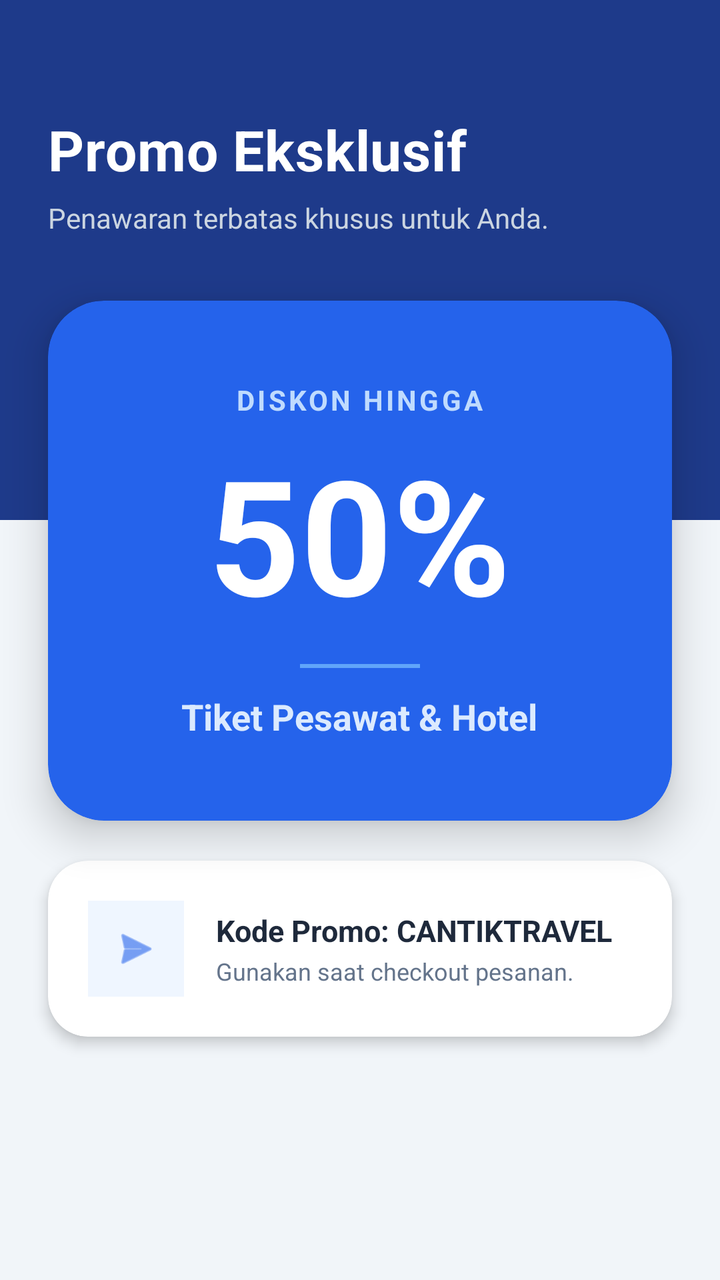
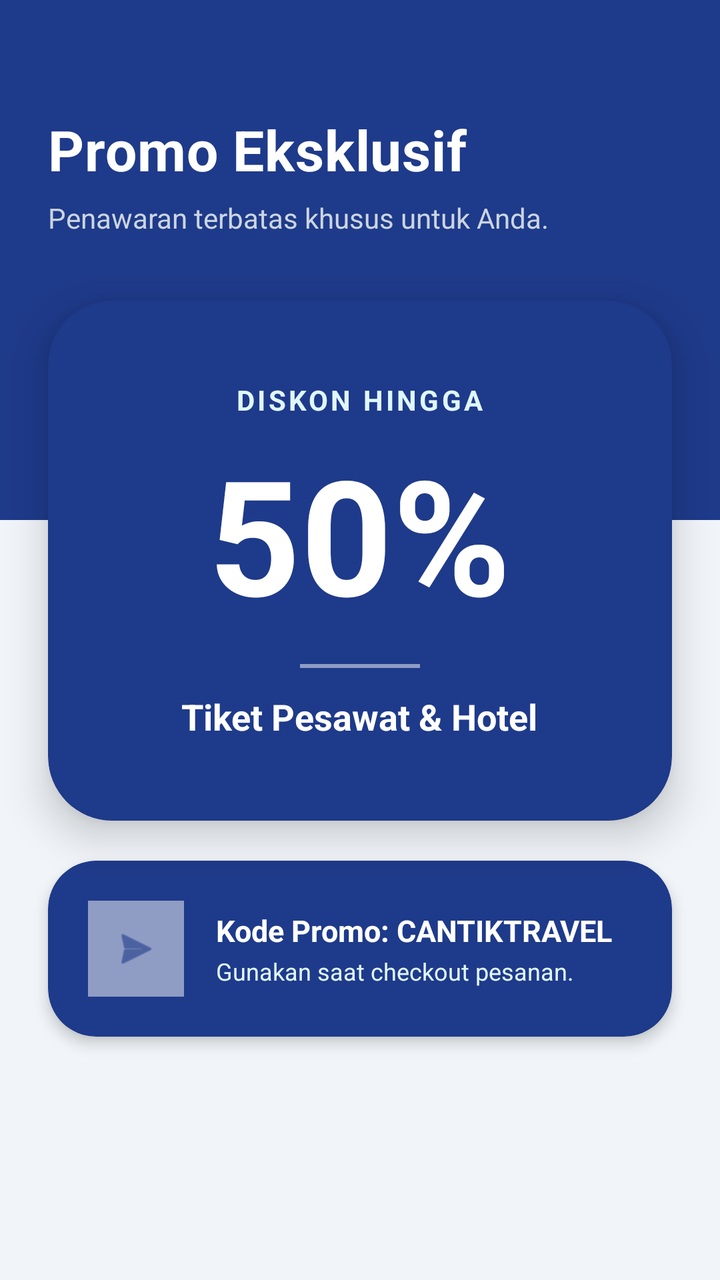

Screens rendered from an Android XML layout before and after an edit, with the pre-edit source and the edit as a unified diff.
<!-- AndroidManifest.xml: application theme Theme.ProjectMobile -->
<!-- res/layout/activity_custom2.xml -->
<?xml version="1.0" encoding="utf-8"?>
<androidx.constraintlayout.widget.ConstraintLayout
    xmlns:android="http://schemas.android.com/apk/res/android"
    xmlns:app="http://schemas.android.com/apk/res-auto"
    android:id="@+id/main"
    android:layout_width="match_parent"
    android:layout_height="match_parent"
    android:background="#F1F5F9">

    
    <View
        android:id="@+id/headerDecorator"
        android:layout_width="match_parent"
        android:layout_height="260dp"
        android:background="#1E3A8A"
        app:layout_constraintTop_toTopOf="parent"
        app:layout_constraintStart_toStartOf="parent"
        app:layout_constraintEnd_toEndOf="parent" />

    
    <TextView
        android:id="@+id/tvJudulHalaman"
        android:layout_width="wrap_content"
        android:layout_height="wrap_content"
        android:layout_marginStart="24dp"
        android:layout_marginTop="56dp"
        android:text="Promo Eksklusif"
        android:textColor="#FFFFFF"
        android:textSize="28sp"
        android:textStyle="bold"
        android:letterSpacing="0.01"
        app:layout_constraintStart_toStartOf="parent"
        app:layout_constraintTop_toTopOf="parent" />

    
    <TextView
        android:id="@+id/tvDeskripsiHalaman"
        android:layout_width="0dp"
        android:layout_height="wrap_content"
        android:layout_marginTop="6dp"
        android:layout_marginEnd="24dp"
        android:text="Penawaran terbatas khusus untuk Anda."
        android:textColor="#CBD5E1"
        android:textSize="14sp"
        app:layout_constraintEnd_toEndOf="parent"
        app:layout_constraintStart_toStartOf="@id/tvJudulHalaman"
        app:layout_constraintTop_toBottomOf="@id/tvJudulHalaman" />

    
    <androidx.cardview.widget.CardView
        android:id="@+id/cardPromo"
        android:layout_width="match_parent"
        android:layout_height="wrap_content"
        android:layout_marginHorizontal="24dp"
        android:layout_marginTop="32dp"
        app:cardBackgroundColor="#2563EB"
        app:cardCornerRadius="28dp"
        app:cardElevation="12dp"
        app:layout_constraintTop_toBottomOf="@id/tvDeskripsiHalaman">

        <LinearLayout
            android:layout_width="match_parent"
            android:layout_height="wrap_content"
            android:gravity="center"
            android:orientation="vertical"
            android:padding="40dp">

            <TextView
                android:layout_width="wrap_content"
                android:layout_height="wrap_content"
                android:text="DISKON HINGGA"
                android:textColor="#BFDBFE"
                android:textSize="14sp"
                android:textStyle="bold"
                android:letterSpacing="0.1" />

            <TextView
                android:layout_width="wrap_content"
                android:layout_height="wrap_content"
                android:layout_marginTop="4dp"
                android:text="50%"
                android:textColor="#FFFFFF"
                android:textSize="80sp"
                android:textStyle="bold" />

            <View
                android:layout_width="60dp"
                android:layout_height="2dp"
                android:layout_marginVertical="12dp"
                android:background="#60A5FA" />

            <TextView
                android:layout_width="wrap_content"
                android:layout_height="wrap_content"
                android:text="Tiket Pesawat &amp; Hotel"
                android:textColor="#DBEAFE"
                android:textSize="18sp"
                android:textStyle="bold" />
        </LinearLayout>
    </androidx.cardview.widget.CardView>

    
    <androidx.cardview.widget.CardView
        android:layout_width="match_parent"
        android:layout_height="wrap_content"
        android:layout_marginHorizontal="24dp"
        android:layout_marginTop="20dp"
        app:cardBackgroundColor="#FFFFFF"
        app:cardCornerRadius="20dp"
        app:cardElevation="4dp"
        app:layout_constraintTop_toBottomOf="@id/cardPromo">

        <LinearLayout
            android:layout_width="match_parent"
            android:layout_height="wrap_content"
            android:gravity="center_vertical"
            android:orientation="horizontal"
            android:padding="20dp">

            <ImageView
                android:layout_width="48dp"
                android:layout_height="48dp"
                android:background="#EFF6FF"
                android:padding="12dp"
                android:src="@android:drawable/ic_menu_send"
                app:tint="#2563EB" />

            <LinearLayout
                android:layout_width="0dp"
                android:layout_height="wrap_content"
                android:layout_marginStart="16dp"
                android:layout_weight="1"
                android:orientation="vertical">

                <TextView
                    android:layout_width="wrap_content"
                    android:layout_height="wrap_content"
                    android:text="Kode Promo: CANTIKTRAVEL"
                    android:textColor="#1E293B"
                    android:textSize="15sp"
                    android:textStyle="bold" />

                <TextView
                    android:layout_width="wrap_content"
                    android:layout_height="wrap_content"
                    android:layout_marginTop="2dp"
                    android:text="Gunakan saat checkout pesanan."
                    android:textColor="#64748B"
                    android:textSize="12sp" />
            </LinearLayout>
        </LinearLayout>
    </androidx.cardview.widget.CardView>

</androidx.constraintlayout.widget.ConstraintLayout>
<!-- resources referenced by this layout -->
<resources>
  <style name="Theme.ProjectMobile" parent="Base.Theme.ProjectMobile" />
  <style name="Base.Theme.ProjectMobile" parent="Theme.Material3.DayNight.NoActionBar">
          
          
      </style>
</resources>

<!-- the commit's change to res/layout/activity_custom2.xml (unified diff, before → after) -->
@@ -12,7 +12,7 @@
         android:id="@+id/headerDecorator"
         android:layout_width="match_parent"
         android:layout_height="260dp"
-        android:background="#1E3A8A"
+        android:background="@color/blue_pcr"
         app:layout_constraintTop_toTopOf="parent"
         app:layout_constraintStart_toStartOf="parent"
         app:layout_constraintEnd_toEndOf="parent" />
@@ -47,15 +47,16 @@
         app:layout_constraintTop_toBottomOf="@id/tvJudulHalaman" />
 
     
-    <androidx.cardview.widget.CardView
+    <com.google.android.material.card.MaterialCardView
         android:id="@+id/cardPromo"
         android:layout_width="match_parent"
         android:layout_height="wrap_content"
         android:layout_marginHorizontal="24dp"
         android:layout_marginTop="32dp"
-        app:cardBackgroundColor="#2563EB"
-        app:cardCornerRadius="28dp"
+        app:cardBackgroundColor="@color/blue_pcr"
+        app:cardCornerRadius="32dp"
         app:cardElevation="12dp"
+        app:strokeWidth="0dp"
         app:layout_constraintTop_toBottomOf="@id/tvDeskripsiHalaman">
 
         <LinearLayout
@@ -69,7 +70,7 @@
                 android:layout_width="wrap_content"
                 android:layout_height="wrap_content"
                 android:text="DISKON HINGGA"
-                android:textColor="#BFDBFE"
+                android:textColor="#E0F7FA"
                 android:textSize="14sp"
                 android:textStyle="bold"
                 android:letterSpacing="0.1" />
@@ -87,27 +88,28 @@
                 android:layout_width="60dp"
                 android:layout_height="2dp"
                 android:layout_marginVertical="12dp"
-                android:background="#60A5FA" />
+                android:background="#80FFFFFF" />
 
             <TextView
                 android:layout_width="wrap_content"
                 android:layout_height="wrap_content"
                 android:text="Tiket Pesawat &amp; Hotel"
-                android:textColor="#DBEAFE"
+                android:textColor="#FFFFFF"
                 android:textSize="18sp"
                 android:textStyle="bold" />
         </LinearLayout>
-    </androidx.cardview.widget.CardView>
+    </com.google.android.material.card.MaterialCardView>
 
     
-    <androidx.cardview.widget.CardView
+    <com.google.android.material.card.MaterialCardView
         android:layout_width="match_parent"
         android:layout_height="wrap_content"
         android:layout_marginHorizontal="24dp"
         android:layout_marginTop="20dp"
-        app:cardBackgroundColor="#FFFFFF"
-        app:cardCornerRadius="20dp"
+        app:cardBackgroundColor="@color/blue_pcr"
+        app:cardCornerRadius="24dp"
         app:cardElevation="4dp"
+        app:strokeWidth="0dp"
         app:layout_constraintTop_toBottomOf="@id/cardPromo">
 
         <LinearLayout
@@ -120,10 +122,10 @@
             <ImageView
                 android:layout_width="48dp"
                 android:layout_height="48dp"
-                android:background="#EFF6FF"
+                android:background="#80FFFFFF"
                 android:padding="12dp"
                 android:src="@android:drawable/ic_menu_send"
-                app:tint="#2563EB" />
+                app:tint="@color/blue_pcr" />
 
             <LinearLayout
                 android:layout_width="0dp"
@@ -136,7 +138,7 @@
                     android:layout_width="wrap_content"
                     android:layout_height="wrap_content"
                     android:text="Kode Promo: CANTIKTRAVEL"
-                    android:textColor="#1E293B"
+                    android:textColor="#FFFFFF"
                     android:textSize="15sp"
                     android:textStyle="bold" />
 
@@ -145,10 +147,10 @@
                     android:layout_height="wrap_content"
                     android:layout_marginTop="2dp"
                     android:text="Gunakan saat checkout pesanan."
-                    android:textColor="#64748B"
+                    android:textColor="#E0F7FA"
                     android:textSize="12sp" />
             </LinearLayout>
         </LinearLayout>
-    </androidx.cardview.widget.CardView>
+    </com.google.android.material.card.MaterialCardView>
 
 </androidx.constraintlayout.widget.ConstraintLayout>
<!-- resource entries referenced after the edit -->
@@ -1,5 +1,6 @@
 <!-- resources referenced by this layout -->
 <resources>
+  <color name="blue_pcr">#1E3A8A</color>
   <style name="Theme.ProjectMobile" parent="Base.Theme.ProjectMobile" />
   <style name="Base.Theme.ProjectMobile" parent="Theme.Material3.DayNight.NoActionBar">
           
